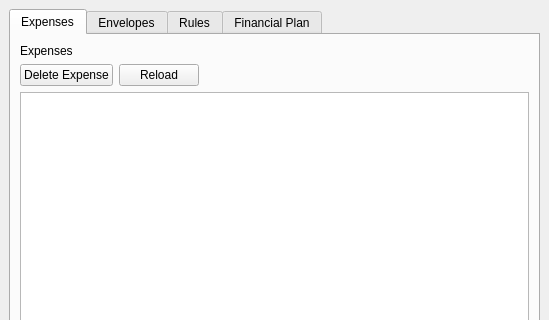
Above: MainForm.ui from elricbk/pyenvelopes before the change; both pictures show x 0 to 549 and y 0 to 320 of the 549 by 761 pixel window. Below: the same form after it.
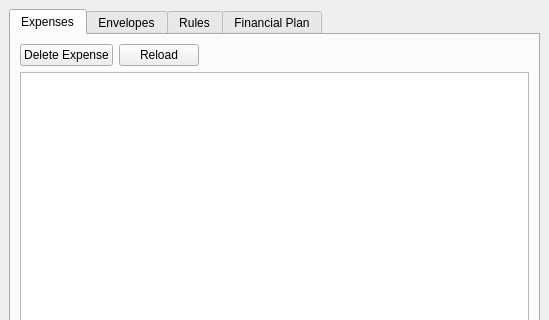
That is the form after the change. Custom widgets are drawn as their Qt base class.

Commit message: Removed unneeded labels from all tabs;

```diff
--- a/MainForm.ui
+++ b/MainForm.ui
@@ -28,13 +28,6 @@
         <property name="spacing">
          <number>-1</number>
         </property>
-        <item>
-         <widget class="QLabel" name="label">
-          <property name="text">
-           <string>Expenses</string>
-          </property>
-         </widget>
-        </item>
         <item>
          <layout class="QHBoxLayout" name="horizontalLayout_8">
           <item>
```
Left out of the diff: 21 changed lines with no effect on the pictures. The commit also changes 1 other file.
